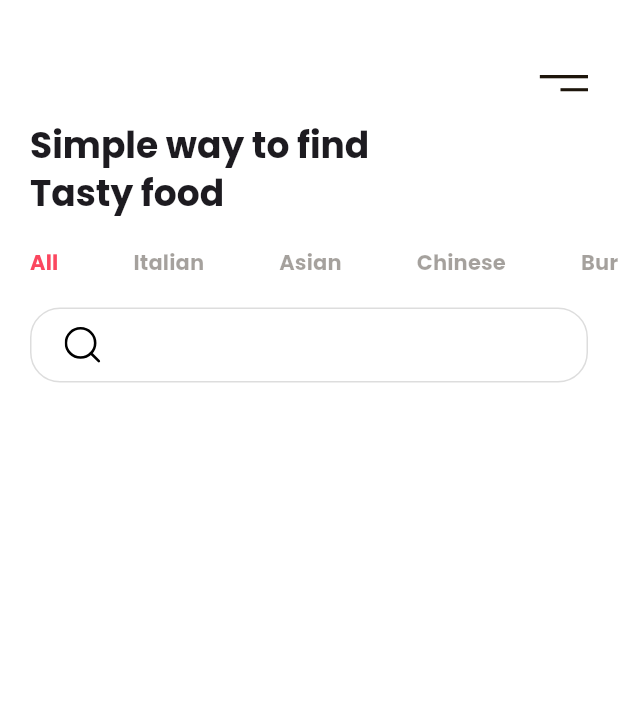
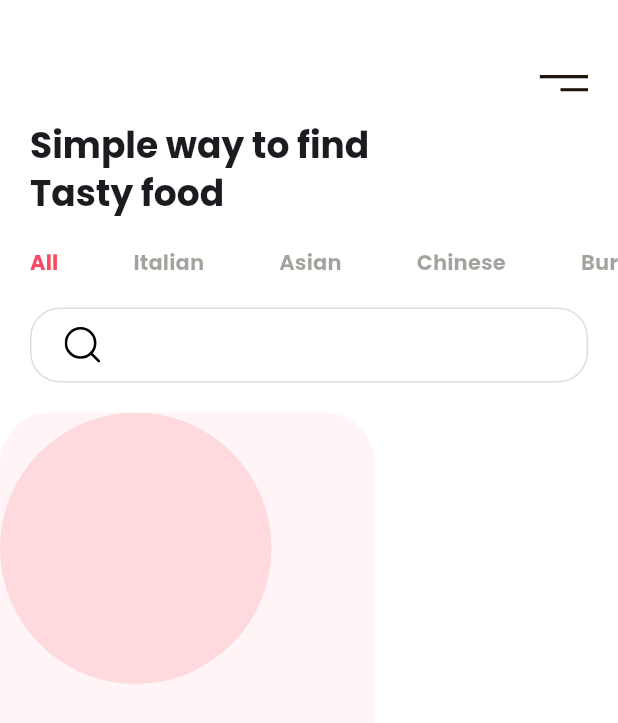
Before and after one commit to ten66/tfw_food_delivery_app, a Flutter app: the screen it shows after launch, on a phone screen of 412 x 824 dp. Shown: the top 723 px of the screen. Run offline on Flutter 3.47's test engine with Material 2 defaults, Android fonts, the phone set to English and light mode, and no system bars; our stand-ins replace flutter_svg.

Commit message:
add: :art: #2 商品カードの大まかなスタイル作成 ~5:42

```diff
--- a/lib/main.dart
+++ b/lib/main.dart
@@ -80,6 +80,30 @@ class HomeScreen extends StatelessWidget {
             ),
             child: SvgPicture.asset('assets/icons/search.svg'),
           ),
+          Container(
+            height: 400,
+            width: 270,
+            child: Stack(
+              children: [
+                Container(
+                  height: 380,
+                  width: 250,
+                  decoration: BoxDecoration(
+                    borderRadius: BorderRadius.circular(34),
+                    color: kPrimaryColor.withOpacity(.06),
+                  ),
+                ),
+                Container(
+                  height: 181,
+                  width: 181,
+                  decoration: BoxDecoration(
+                    shape: BoxShape.circle,
+                    color: kPrimaryColor.withOpacity(.15),
+                  ),
+                ),
+              ],
+            ),
+          ),
         ],
       ),
     );
```
